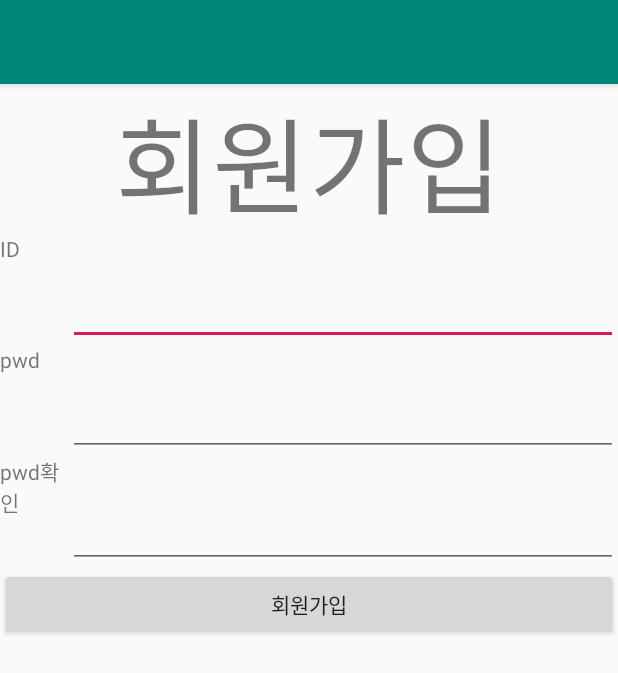
After one commit to Nambyungwook/BlueApp, an Android app: the SignupActivity screen opened directly, with no data from a screen before it, on a phone screen of 412 x 824 dp. The commit adds this screen. Shown: the top 673 px of the screen. Run offline under Robolectric (Android 15) with nearby library versions, the phone set to English and light mode, and no system bars.

Commit message:
회원가입 기능 추가

```diff
--- a/app/src/main/java/com/nbw/blueapp/GlobalApplication.java
+++ b/app/src/main/java/com/nbw/blueapp/GlobalApplication.java
@@ -4,5 +4,6 @@ public class GlobalApplication {
 
     public static String id;
     public static String pwd;
-    public static String uid;
+
+    public static String SERVER_IP = "http://172.30.1.33:8080";
 }
--- a/app/src/main/java/com/nbw/blueapp/activities/MainActivity.java
+++ b/app/src/main/java/com/nbw/blueapp/activities/MainActivity.java
@@ -48,7 +48,6 @@ public class MainActivity extends AppCompatActivity {
 
         uid = sharedPreferences.getString("uid", "signout");
 
-        //회원가입 api 호출
         ServerApi.getSignout(uid, new PostCallBack() {
             @Override
             public void onResponse(JSONObject ret, String errMsg) {
--- /dev/null
+++ b/app/src/main/java/com/nbw/blueapp/activities/SignupActivity.java
@@ -0,0 +1,103 @@
+package com.nbw.blueapp.activities;
+
+import androidx.appcompat.app.AppCompatActivity;
+
+import android.content.Context;
+import android.content.Intent;
+import android.content.SharedPreferences;
+import android.os.Bundle;
+import android.view.View;
+import android.widget.EditText;
+
+import com.nbw.blueapp.GlobalApplication;
+import com.nbw.blueapp.R;
+import com.nbw.blueapp.server.PostCallBack;
+import com.nbw.blueapp.server.ServerApi;
+import com.nbw.blueapp.utils.Utils;
+
+import org.json.JSONObject;
+
+public class SignupActivity extends AppCompatActivity {
+
+    private String uid;
+    private String id;
+    private String pwd;
+    private String pwd_conrfirm;
+
+    private EditText et_signup_id;
+    private EditText et_signup_pwd;
+    private EditText et_signup_pwd_confirm;
+
+    private SharedPreferences sharedPreferences;
+
+    @Override
+    protected void onCreate(Bundle savedInstanceState) {
+        super.onCreate(savedInstanceState);
+        setContentView(R.layout.activity_signup);
+
+        et_signup_id = (EditText) findViewById(R.id.et_signup_id);
+        et_signup_pwd = (EditText) findViewById(R.id.et_signup_pwd);
+        et_signup_pwd_confirm = (EditText) findViewById(R.id.et_signup_pwd_confirm);
+
+        sharedPreferences = getSharedPreferences("blue", Context.MODE_PRIVATE);
+    }
+
+    public void onClick_signup(View view) {
+
+        sharedPreferences = getSharedPreferences("blue", Context.MODE_PRIVATE);
+
+        id = et_signup_id.getText().toString();
+        pwd = et_signup_pwd.getText().toString();
+        pwd_conrfirm = et_signup_pwd_confirm.getText().toString();
+
+        if (pwd == pwd_conrfirm) {
+
+            Utils.toast(SignupActivity.this, "비밀번호가 일치하지 않습니다.");
+
+            return;
+
+        } else {
+            try {
+                //서버에 회원가입 정보 전달
+                JSONObject json = new JSONObject();
+                json.put("email", id);
+                json.put("pwd", pwd);
+
+                //회원가입 api 호출
+                ServerApi.signupPost(json, new PostCallBack() {
+                    @Override
+                    public void onResponse(JSONObject ret, String errMsg) {
+                        try {
+                            //api호출 실패로 서버에서 에러가 나는지 확인
+                            if (errMsg != null) {
+                                Utils.toast(SignupActivity.this, errMsg);
+                                return;
+                            }
+                            //api호출은 작동했지만 code가 성공이 아닌 다른 경우에 무슨 에러인지 보여주는 부분
+                            if (ret.getString("uid").equals(null)) {
+                                Utils.toast(SignupActivity.this, "회원가입에 문제가 생겼습니다. 나중에 다시 시도해주세요.ㅠ");
+                                return;
+                            }
+
+                            uid = ret.getString("uid");
+                            SharedPreferences.Editor editor = sharedPreferences.edit();
+                            editor.putString("uid", uid);
+                            editor.commit();
+
+                            // 로그인이 잘 끝났으니 MainActivity로 화면을 바꿔주고 종료
+                            Intent intent = new Intent(SignupActivity.this, SignupCompleteActivity.class);
+                            startActivity(intent);
+                            finish();
+                        } catch (Exception e) {
+                            Utils.toast(SignupActivity.this,e+"");
+                        }
+                    }
+                });
+            } catch (Exception e) {
+
+            }
+        }
+
+
+    }
+}
--- a/app/src/main/java/com/nbw/blueapp/activities/SplashActivity.java
+++ b/app/src/main/java/com/nbw/blueapp/activities/SplashActivity.java
@@ -46,6 +46,11 @@ public class SplashActivity extends AppCompatActivity {
 
     }
 
+    public void onClick_signup(View view) {
+        Intent intent = new Intent(SplashActivity.this, SignupActivity.class);
+        startActivity(intent);
+        finish();
+    }
 
     public void onClick_signin(View view) {
         id = et_id.getText().toString();
--- /dev/null
+++ b/app/src/main/res/layout/activity_signup.xml
@@ -0,0 +1,110 @@
+<?xml version="1.0" encoding="utf-8"?>
+<LinearLayout
+    xmlns:android="http://schemas.android.com/apk/res/android"
+    xmlns:tools="http://schemas.android.com/tools"
+    android:layout_width="match_parent"
+    android:layout_height="match_parent"
+    tools:context=".activities.SignupActivity"
+    android:orientation="vertical">
+
+    <LinearLayout
+        android:layout_width="match_parent"
+        android:layout_height="100dp">
+
+        <TextView
+            android:layout_width="match_parent"
+            android:layout_height="match_parent"
+            android:text="회원가입"
+            android:textSize="70dp"
+            android:gravity="center"/>
+
+    </LinearLayout>
+
+    <LinearLayout
+        android:layout_width="match_parent"
+        android:layout_height="0dp"
+        android:layout_weight="1"
+        android:orientation="vertical">
+
+        <LinearLayout
+            android:layout_width="match_parent"
+            android:layout_height="0dp"
+            android:layout_weight="1"
+            android:orientation="horizontal">
+
+            <TextView
+                android:layout_width="0dp"
+                android:layout_height="match_parent"
+                android:layout_weight="1"
+                android:text="ID"/>
+
+            <EditText
+                android:id="@+id/et_signup_id"
+                android:layout_width="0dp"
+                android:layout_height="match_parent"
+                android:layout_weight="8"/>
+
+        </LinearLayout>
+
+        <LinearLayout
+            android:layout_width="match_parent"
+            android:layout_height="0dp"
+            android:layout_weight="1"
+            android:orientation="horizontal">
+
+            <TextView
+                android:layout_width="0dp"
+                android:layout_height="match_parent"
+                android:layout_weight="1"
+                android:text="pwd"/>
+
+            <EditText
+                android:id="@+id/et_signup_pwd"
+                android:layout_width="0dp"
+                android:layout_height="match_parent"
+                android:layout_weight="8"/>
+
+        </LinearLayout>
+
+        <LinearLayout
+            android:layout_width="match_parent"
+            android:layout_height="0dp"
+            android:layout_weight="1"
+            android:orientation="horizontal">
+
+            <TextView
+                android:layout_width="0dp"
+                android:layout_height="match_parent"
+                android:layout_weight="1"
+                android:text="pwd확인"/>
+
+            <EditText
+                android:id="@+id/et_signup_pwd_confirm"
+                android:layout_width="0dp"
+                android:layout_height="match_parent"
+                android:layout_weight="8"/>
+
+        </LinearLayout>
+    </LinearLayout>
+
+    <LinearLayout
+        android:layout_width="match_parent"
+        android:layout_height="0dp"
+        android:layout_weight="1">
+
+        <Button
+            android:layout_width="match_parent"
+            android:layout_height="wrap_content"
+            android:text="회원가입"
+            android:onClick="onClick_signup"/>
+
+    </LinearLayout>
+
+    <LinearLayout
+        android:layout_width="match_parent"
+        android:layout_height="0dp"
+        android:layout_weight="1">
+
+    </LinearLayout>
+
+</LinearLayout>
--- a/app/src/main/res/layout/activity_signup_complete.xml
+++ b/app/src/main/res/layout/activity_signup_complete.xml
@@ -27,7 +27,8 @@
         <Button
             android:onClick="onClick_ok"
             android:layout_width="match_parent"
-            android:layout_height="match_parent"/>
+            android:layout_height="match_parent"
+            android:text="다음"/>
 
     </LinearLayout>
 
--- a/app/src/main/res/layout/activity_splash.xml
+++ b/app/src/main/res/layout/activity_splash.xml
@@ -139,7 +139,8 @@
             android:layout_width="match_parent"
             android:layout_height="0dp"
             android:layout_weight="1"
-            android:text="회원가입"/>
+            android:text="회원가입"
+            android:onClick="onClick_signup"/>
 
     </LinearLayout>
 
```
Also changed, not shown: app/src/main/AndroidManifest.xml (+5 -4 lines), app/src/main/java/com/nbw/blueapp/server/ServerApi.java (+6 -4 lines).
